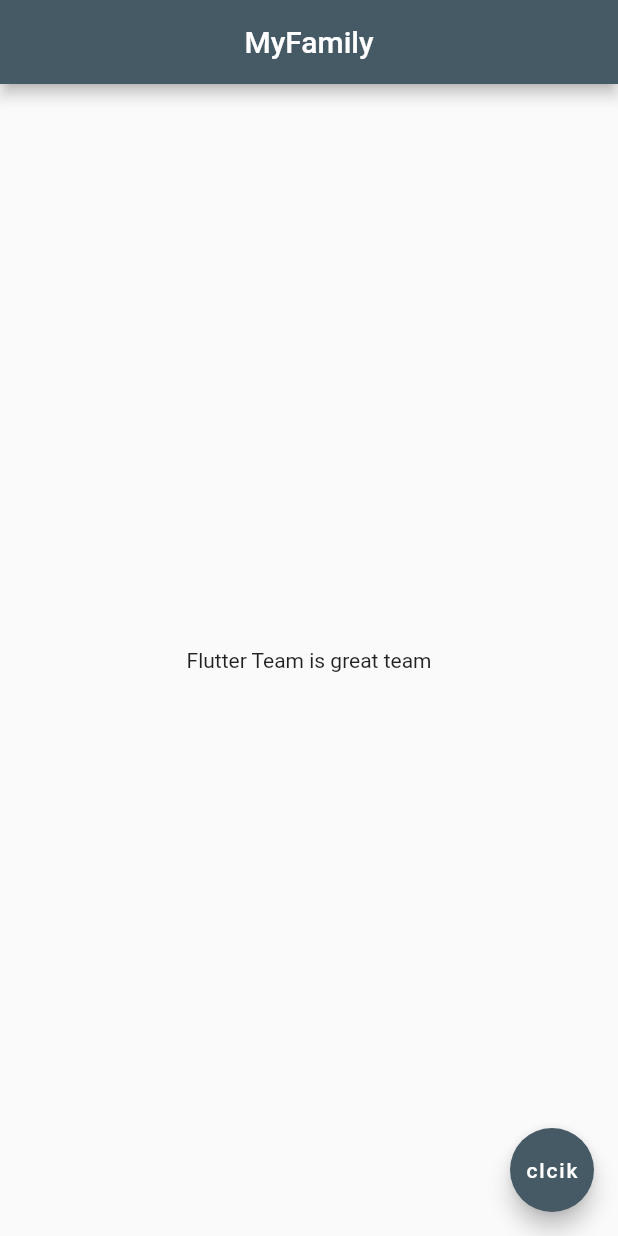
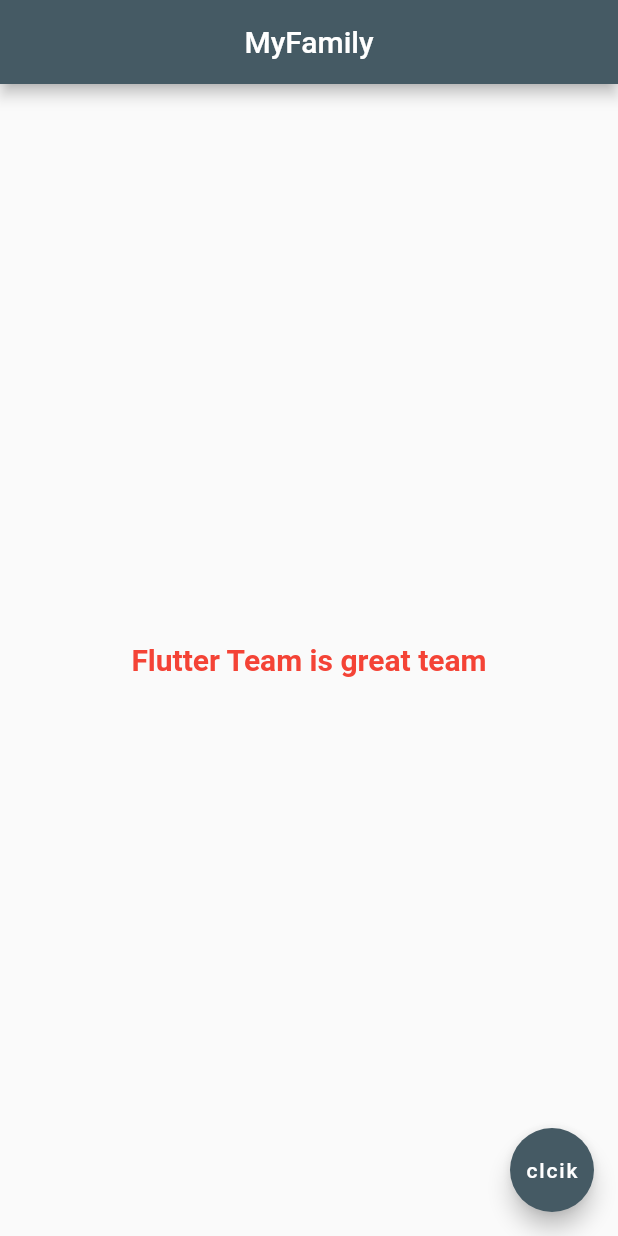
Before and after one commit to geekyamitesh/Flutter-by-Geekyamitesh, a Flutter app: the screen it shows after launch, on a phone screen of 412 x 824 dp. Run offline on Flutter 3.47's test engine with Material 2 defaults, Android fonts, the phone set to English and light mode, and no system bars.

Commit message:
Text style added

```diff
--- a/flutter weak2/myapp/lib/main.dart
+++ b/flutter weak2/myapp/lib/main.dart
@@ -1,5 +1,4 @@
 import 'package:flutter/material.dart';
-import 'package:flutter/rendering.dart';
 
 //Today topic
 
@@ -16,6 +15,7 @@ There are broadly two types of widgets in Flutter.
 State-full Widgets and Stateless Widgets. The names are self-explanatory.
 State-full Widgets are sensitive to what happens within its boundaries and gets rebuilt when a state change is detected. Conversely, Stateless widgets are not state sensitive and remain static throughout its life cycle.
 
+//@override marks an instance member as overriding a superclass member with the same name. The annotation applies to instance methods, getters and setters, and to instance fields, where it means that the implicit getter and setter of the field is marked as overriding, but the field itself is no
 */
 /*
 Stateless Widgets:- the size of the widget cannot change overtime
@@ -24,9 +24,7 @@ stateful Widgets :- the state of the widget can change over the time
 */
 
 //runApp will to run the application in recent directory
-void main() => runApp(MaterialApp(
-      home:Home()
-    ));
+void main() => runApp(MaterialApp(home: Home()));
 
 class Home extends StatelessWidget {
   @override
@@ -39,11 +37,20 @@ class Home extends StatelessWidget {
       ),
       //Task for tommorow(text style,background color)
       body: Center(
-          child: Text('Flutter Team is great team'),
+        child: Text(
+          'Flutter Team is great team',
+          style: TextStyle(
+            fontSize: 20.0,
+            fontWeight: FontWeight.bold,
+            color: Colors.red,
+          ),
+        ),
       ),
       floatingActionButton: FloatingActionButton(
+        onPressed: () {},
         child: Text('clcik'),
         backgroundColor: Colors.blueGrey[700],
       ),
     );
   }
+}
```
Lines whose indentation alone changed are shown as unchanged.
